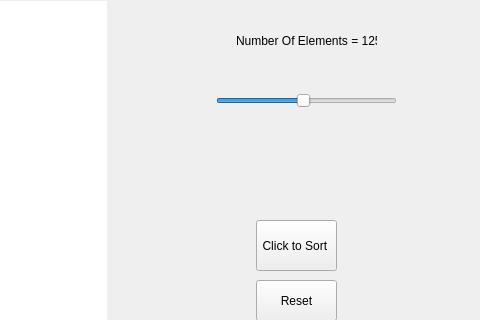
The window that Visualizer/widget.ui (sauzzon/Visualization) describes before a commit, drawn with Qt 5; both pictures show x 894 to 1374 and y 0 to 320 of the 1374 by 720 pixel window.
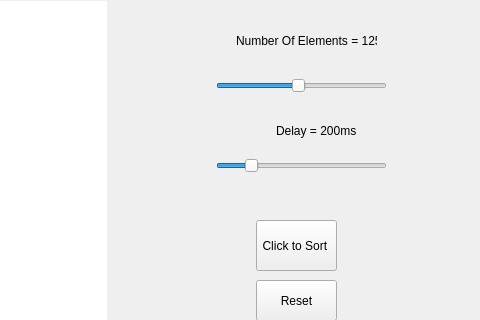
The same window after the commit.

Commit message: Added delay Slider and defined macros for colors

Diff of the .ui file:
```diff
--- a/Visualizer/widget.ui
+++ b/Visualizer/widget.ui
@@ -43,8 +43,8 @@
     <rect>
      <x>1110</x>
      <y>70</y>
-     <width>181</width>
-     <height>61</height>
+     <width>171</width>
+     <height>31</height>
     </rect>
    </property>
    <property name="minimum">
@@ -117,6 +117,44 @@
     <string>Reset</string>
    </property>
   </widget>
+  <widget class="QLabel" name="delayLabel">
+   <property name="geometry">
+    <rect>
+     <x>1170</x>
+     <y>120</y>
+     <width>81</width>
+     <height>21</height>
+    </rect>
+   </property>
+   <property name="text">
+    <string>Delay = 200ms</string>
+   </property>
+  </widget>
+  <widget class="QSlider" name="delaySlider">
+   <property name="geometry">
+    <rect>
+     <x>1110</x>
+     <y>150</y>
+     <width>171</width>
+     <height>31</height>
+    </rect>
+   </property>
+   <property name="minimum">
+    <number>25</number>
+   </property>
+   <property name="maximum">
+    <number>1000</number>
+   </property>
+   <property name="singleStep">
+    <number>25</number>
+   </property>
+   <property name="value">
+    <number>200</number>
+   </property>
+   <property name="orientation">
+    <enum>Qt::Horizontal</enum>
+   </property>
+  </widget>
  </widget>
  <resources/>
  <connections/>
```
The commit also changes 8 other files.
